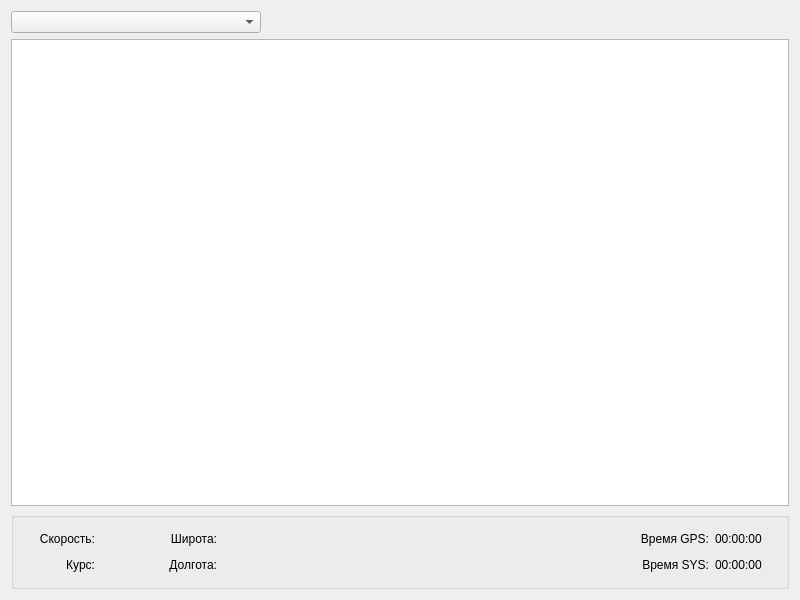
NustyNUts/GalsRepeater, file widget.ui: the form before one commit.
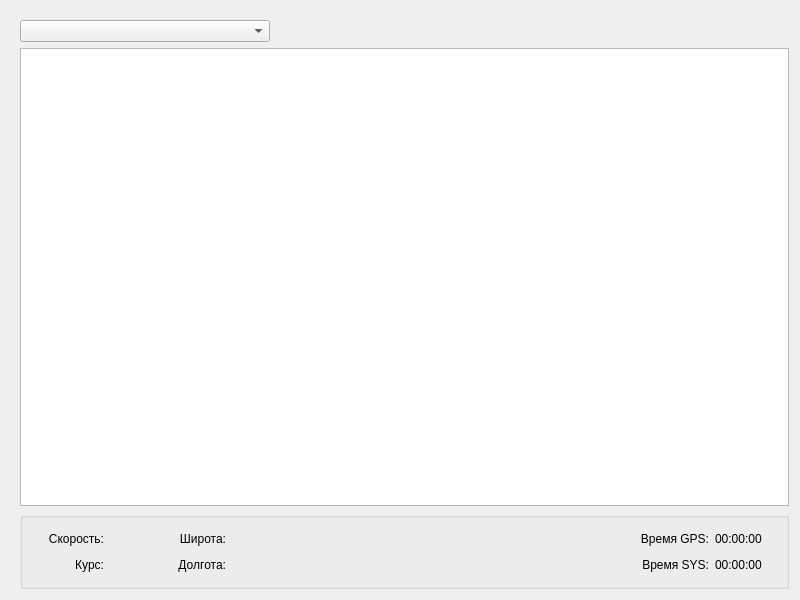
The form after the commit.

The edit to the form file:
```diff
--- a/widget.ui
+++ b/widget.ui
@@ -31,57 +31,32 @@
   <property name="windowTitle">
    <string>Widget</string>
   </property>
+  <widget class="QLabel" name="label_3">
+   <property name="geometry">
+    <rect>
+     <x>395</x>
+     <y>226</y>
+     <width>40</width>
+     <height>60</height>
+    </rect>
+   </property>
+   <property name="text">
+    <string>1</string>
+   </property>
+   <property name="alignment">
+    <set>Qt::AlignCenter</set>
+   </property>
+  </widget>
+  <widget class="QWidget" name="">
+   <property name="geometry">
+    <rect>
+     <x>9</x>
+     <y>9</y>
+     <width>791</width>
+     <height>591</height>
+    </rect>
+   </property>
   <layout class="QGridLayout" name="gridLayout_2">
-   <item row="1" column="0">
-    <widget class="QGraphicsView" name="graphicsView">
-     <property name="enabled">
-      <bool>true</bool>
-     </property>
-     <property name="verticalScrollBarPolicy">
-      <enum>Qt::ScrollBarAlwaysOff</enum>
-     </property>
-     <property name="horizontalScrollBarPolicy">
-      <enum>Qt::ScrollBarAlwaysOff</enum>
-     </property>
-     <property name="sizeAdjustPolicy">
-      <enum>QAbstractScrollArea::AdjustIgnored</enum>
-     </property>
-    </widget>
-   </item>
-   <item row="0" column="0">
-    <layout class="QHBoxLayout" name="horizontalLayout">
-     <item>
-      <widget class="QComboBox" name="comboBox">
-       <property name="minimumSize">
-        <size>
-         <width>250</width>
-         <height>0</height>
-        </size>
-       </property>
-      </widget>
-     </item>
-     <item>
-      <spacer name="horizontalSpacer">
-       <property name="orientation">
-        <enum>Qt::Horizontal</enum>
-       </property>
-       <property name="sizeHint" stdset="0">
-        <size>
-         <width>198</width>
-         <height>20</height>
-        </size>
-       </property>
-      </spacer>
-     </item>
-     <item>
-      <widget class="QLabel" name="labelMesage">
-       <property name="text">
-        <string/>
-       </property>
-      </widget>
-     </item>
-    </layout>
-   </item>
    <item row="2" column="0">
     <widget class="QGroupBox" name="groupBox">
      <property name="enabled">
@@ -91,9 +66,48 @@
       <string/>
      </property>
      <layout class="QGridLayout" name="gridLayout">
+       <item row="0" column="0">
+        <widget class="QLabel" name="label">
+         <property name="minimumSize">
+          <size>
+           <width>70</width>
+           <height>0</height>
+          </size>
+         </property>
+         <property name="maximumSize">
+          <size>
+           <width>70</width>
+           <height>16777215</height>
+          </size>
+         </property>
+         <property name="text">
+          <string>Скорость:</string>
+         </property>
+         <property name="alignment">
+          <set>Qt::AlignRight|Qt::AlignTrailing|Qt::AlignVCenter</set>
+         </property>
+        </widget>
+       </item>
       <item row="0" column="1">
-       <layout class="QHBoxLayout" name="horizontalLayout_5">
-        <item>
+        <widget class="QLabel" name="speedLabel">
+         <property name="minimumSize">
+          <size>
+           <width>40</width>
+           <height>0</height>
+          </size>
+         </property>
+         <property name="maximumSize">
+          <size>
+           <width>40</width>
+           <height>16777215</height>
+          </size>
+         </property>
+         <property name="text">
+          <string/>
+         </property>
+        </widget>
+       </item>
+       <item row="0" column="2">
          <widget class="QLabel" name="label_4">
           <property name="minimumSize">
            <size>
@@ -115,7 +129,7 @@
           </property>
          </widget>
         </item>
-        <item>
+       <item row="0" column="3">
          <widget class="QLabel" name="latLabel">
           <property name="minimumSize">
            <size>
@@ -134,24 +148,20 @@
           </property>
          </widget>
         </item>
-       </layout>
-      </item>
-      <item row="0" column="2">
-       <layout class="QHBoxLayout" name="horizontalLayout_4">
-        <item>
+       <item row="0" column="4">
          <spacer name="horizontalSpacer_4">
           <property name="orientation">
            <enum>Qt::Horizontal</enum>
           </property>
           <property name="sizeHint" stdset="0">
            <size>
-            <width>40</width>
+           <width>364</width>
             <height>20</height>
            </size>
           </property>
          </spacer>
         </item>
-        <item>
+       <item row="0" column="5">
          <widget class="QLabel" name="label_6">
           <property name="minimumSize">
            <size>
@@ -173,7 +183,7 @@
           </property>
          </widget>
         </item>
-        <item>
+       <item row="0" column="6">
          <widget class="QLabel" name="gpsTimeLabel">
           <property name="minimumSize">
            <size>
@@ -192,11 +202,7 @@
           </property>
          </widget>
         </item>
-       </layout>
-      </item>
       <item row="1" column="0">
-       <layout class="QHBoxLayout" name="horizontalLayout_3">
-        <item>
          <widget class="QLabel" name="label_2">
           <property name="minimumSize">
            <size>
@@ -218,75 +224,26 @@
           </property>
          </widget>
         </item>
-        <item>
-         <widget class="QLabel" name="courseLabel">
-          <property name="minimumSize">
-           <size>
-            <width>40</width>
-            <height>0</height>
-           </size>
-          </property>
-          <property name="maximumSize">
-           <size>
-            <width>40</width>
-            <height>16777215</height>
-           </size>
-          </property>
-          <property name="text">
-           <string/>
-          </property>
-         </widget>
-        </item>
-       </layout>
-      </item>
-      <item row="0" column="0">
-       <layout class="QHBoxLayout" name="horizontalLayout_2">
-        <item>
-         <widget class="QLabel" name="label">
-          <property name="minimumSize">
-           <size>
-            <width>70</width>
-            <height>0</height>
-           </size>
-          </property>
-          <property name="maximumSize">
-           <size>
-            <width>70</width>
-            <height>16777215</height>
-           </size>
-          </property>
-          <property name="text">
-           <string>Скорость:</string>
-          </property>
-          <property name="alignment">
-           <set>Qt::AlignRight|Qt::AlignTrailing|Qt::AlignVCenter</set>
-          </property>
-         </widget>
-        </item>
-        <item>
-         <widget class="QLabel" name="speedLabel">
-          <property name="minimumSize">
-           <size>
-            <width>40</width>
-            <height>0</height>
-           </size>
-          </property>
-          <property name="maximumSize">
-           <size>
-            <width>40</width>
-            <height>16777215</height>
-           </size>
-          </property>
-          <property name="text">
-           <string/>
-          </property>
-         </widget>
-        </item>
-       </layout>
-      </item>
       <item row="1" column="1">
-       <layout class="QHBoxLayout" name="horizontalLayout_6">
-        <item>
+        <widget class="QLabel" name="courseLabel">
+         <property name="minimumSize">
+          <size>
+           <width>40</width>
+           <height>0</height>
+          </size>
+         </property>
+         <property name="maximumSize">
+          <size>
+           <width>40</width>
+           <height>16777215</height>
+          </size>
+         </property>
+         <property name="text">
+          <string/>
+         </property>
+        </widget>
+       </item>
+       <item row="1" column="2">
          <widget class="QLabel" name="label_5">
           <property name="minimumSize">
            <size>
@@ -308,7 +265,7 @@
           </property>
          </widget>
         </item>
-        <item>
+       <item row="1" column="3">
          <widget class="QLabel" name="lonLabel">
           <property name="minimumSize">
            <size>
@@ -327,24 +284,20 @@
           </property>
          </widget>
         </item>
-       </layout>
-      </item>
-      <item row="1" column="2">
-       <layout class="QHBoxLayout" name="horizontalLayout_7">
-        <item>
+       <item row="1" column="4">
          <spacer name="horizontalSpacer_2">
           <property name="orientation">
            <enum>Qt::Horizontal</enum>
           </property>
           <property name="sizeHint" stdset="0">
            <size>
-            <width>40</width>
+           <width>364</width>
             <height>20</height>
            </size>
           </property>
          </spacer>
         </item>
-        <item>
+       <item row="1" column="5">
          <widget class="QLabel" name="label_7">
           <property name="minimumSize">
            <size>
@@ -366,7 +319,7 @@
           </property>
          </widget>
         </item>
-        <item>
+       <item row="1" column="6">
          <widget class="QLabel" name="sysTimeLabel">
           <property name="minimumSize">
            <size>
@@ -386,11 +339,60 @@
          </widget>
         </item>
        </layout>
-      </item>
+     </widget>
+    </item>
+    <item row="0" column="0">
+     <layout class="QHBoxLayout" name="horizontalLayout">
+      <item>
+       <widget class="QComboBox" name="comboBox">
+        <property name="minimumSize">
+         <size>
+          <width>250</width>
+          <height>0</height>
+         </size>
+        </property>
+       </widget>
+      </item>
+      <item>
+       <spacer name="horizontalSpacer">
+        <property name="orientation">
+         <enum>Qt::Horizontal</enum>
+        </property>
+        <property name="sizeHint" stdset="0">
+         <size>
+          <width>198</width>
+          <height>20</height>
+         </size>
+        </property>
+       </spacer>
+      </item>
+      <item>
+       <widget class="QLabel" name="labelMesage">
+        <property name="text">
+         <string/>
+        </property>
+       </widget>
+      </item>
      </layout>
+    </item>
+    <item row="1" column="0">
+     <widget class="QGraphicsView" name="graphicsView">
+      <property name="enabled">
+       <bool>true</bool>
+      </property>
+      <property name="verticalScrollBarPolicy">
+       <enum>Qt::ScrollBarAlwaysOff</enum>
+      </property>
+      <property name="horizontalScrollBarPolicy">
+       <enum>Qt::ScrollBarAlwaysOff</enum>
+      </property>
+      <property name="sizeAdjustPolicy">
+       <enum>QAbstractScrollArea::AdjustIgnored</enum>
+      </property>
     </widget>
    </item>
   </layout>
+  </widget>
  </widget>
  <layoutdefault spacing="6" margin="11"/>
  <resources/>
```
Lines whose indentation alone changed are shown as unchanged.
